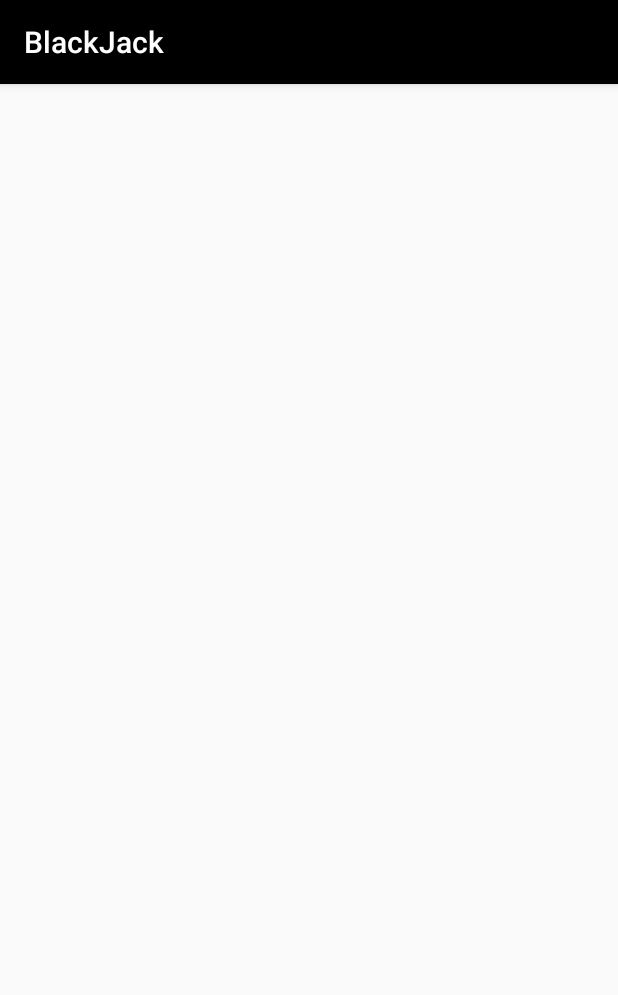
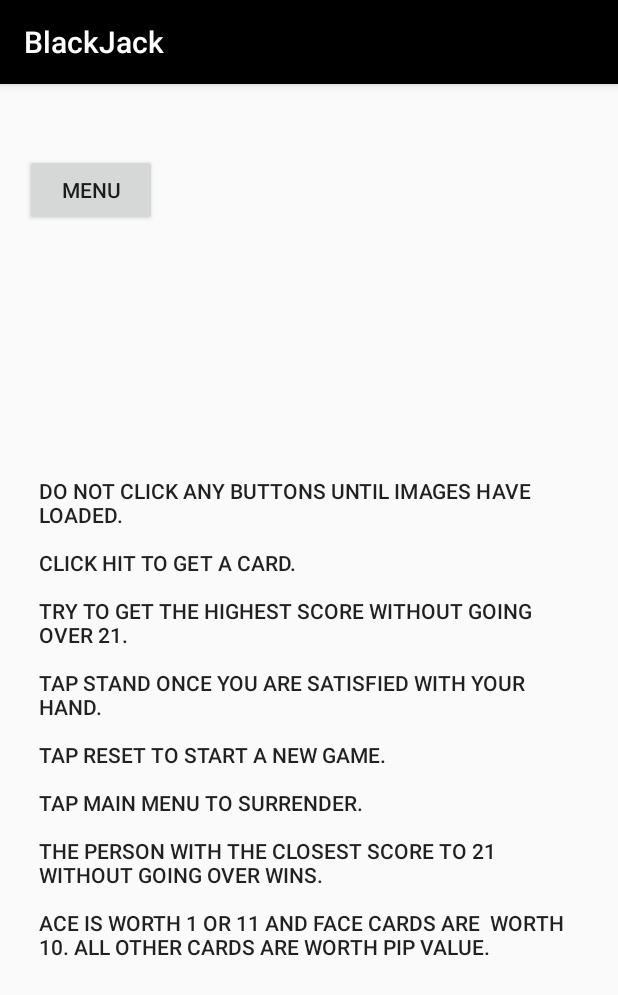
Before and after one commit to Egonzalez897/BlackJack, an Android app: the Instructions screen opened directly, with no data from a screen before it, on a phone screen of 412 x 824 dp. Shown: the top 995 px of the screen. Run offline under Robolectric (Android 15) with nearby library versions, the phone set to English and light mode, and no system bars; network calls fail.

Commit message:
Finished the instructions activity.

```diff
--- a/app/src/main/java/com/example/eduardogonzalez/blackjack/HomeScreen.java
+++ b/app/src/main/java/com/example/eduardogonzalez/blackjack/HomeScreen.java
@@ -14,10 +14,22 @@ public class HomeScreen extends AppCompatActivity {
     private Button cpu1;
     private Button cpu2;
     private Button cpu3;
-    private Button instr;
     private TextView name;
     private Switch difficultySwitch;
     private Switch cardSwitch;
+    private Button instruction;
+
+    /*
+    menu.setOnClickListener(new View.OnClickListener() {
+            @Override
+            public void onClick(View v) {
+                Intent i = new Intent(MainActivity.this, HomeScreen.class);
+                startActivity(i);
+
+            }
+        });
+     */
+
 
     @Override
     protected void onCreate(Bundle savedInstanceState) {
@@ -88,5 +100,15 @@ public class HomeScreen extends AppCompatActivity {
                 }
             }
         });
+
+        instruction = findViewById(R.id.instruction);
+        instruction.setOnClickListener(new View.OnClickListener() {
+            @Override
+            public void onClick(View v) {
+                Intent i = new Intent(HomeScreen.this, Instructions.class);
+                startActivity(i);
+
+            }
+        });
     }
 }
--- a/app/src/main/java/com/example/eduardogonzalez/blackjack/Instructions.java
+++ b/app/src/main/java/com/example/eduardogonzalez/blackjack/Instructions.java
@@ -1,15 +1,31 @@
 package com.example.eduardogonzalez.blackjack;
 
+import android.content.Intent;
 import android.support.v7.app.AppCompatActivity;
 import android.os.Bundle;
+import android.view.View;
+import android.widget.Button;
+import android.widget.TextView;
 
 public class Instructions extends AppCompatActivity {
+
+    private Button goHome;
 
     @Override
     protected void onCreate(Bundle savedInstanceState) {
         super.onCreate(savedInstanceState);
         setContentView(R.layout.activity_instructions);
 
+        goHome = findViewById(R.id.goHome);
+        goHome.setOnClickListener(new View.OnClickListener() {
+            @Override
+            public void onClick(View v) {
+                Intent i = new Intent(Instructions.this, HomeScreen.class);
+                startActivity(i);
+            }
+        });
+
+
         Bundle extras = getIntent().getExtras();
         // check to make sure it is not null
     }
--- a/app/src/main/java/com/example/eduardogonzalez/blackjack/MainActivity.java
+++ b/app/src/main/java/com/example/eduardogonzalez/blackjack/MainActivity.java
@@ -225,6 +225,10 @@ public class MainActivity extends AppCompatActivity {
                 Intent i = new Intent(MainActivity.this, MainActivity.class);
                 i.putExtra("cpu", numcpus);
                 i.putExtra("name", extras.getString("name"));
+
+                //WE NEED SOMETHING RIGHT HERE TO STOP THE GLITCH
+                /*i.putExtra("difficulty", difficult.isChecked());
+                i.putExtra("showCards", ShowCards.isChecked());*/
                 startActivity(i);
             }
         });
@@ -235,6 +239,7 @@ public class MainActivity extends AppCompatActivity {
             public void onClick(View v) {
                 Intent i = new Intent(MainActivity.this, HomeScreen.class);
                 startActivity(i);
+
             }
         });
 
--- a/app/src/main/res/layout/activity_instructions.xml
+++ b/app/src/main/res/layout/activity_instructions.xml
@@ -4,6 +4,43 @@
     xmlns:tools="http://schemas.android.com/tools"
     android:layout_width="match_parent"
     android:layout_height="match_parent"
+    android:minWidth="8dp"
     tools:context=".Instructions">
 
+
+    <TextView
+        android:id="@+id/textView2"
+        android:layout_width="360dp"
+        android:layout_height="372dp"
+        android:layout_marginBottom="8dp"
+        android:layout_marginEnd="8dp"
+        android:layout_marginLeft="8dp"
+        android:layout_marginRight="8dp"
+        android:layout_marginStart="8dp"
+        android:layout_marginTop="8dp"
+        android:text="DO NOT CLICK ANY BUTTONS UNTIL IMAGES HAVE LOADED. \n\nClick hit to get a card. \n\nTry to get the highest score without going over 21. \n\nTap stand once you are satisfied with your hand.\n\nTap reset to start a new game. \n\nTap main menu to surrender. \n\nThe person with the closest score to 21 without going over wins. \n\nAce is worth 1 or 11 and face cards are  worth 10. All other cards are worth pip value."
+        android:textAppearance="@style/TextAppearance.AppCompat.Button"
+        app:layout_constraintBottom_toBottomOf="parent"
+        app:layout_constraintEnd_toEndOf="parent"
+        app:layout_constraintStart_toStartOf="parent"
+        app:layout_constraintTop_toTopOf="parent"
+        app:layout_constraintVertical_bias="0.666" />
+
+    <Button
+        android:id="@+id/goHome"
+        android:layout_width="wrap_content"
+        android:layout_height="wrap_content"
+        android:layout_marginBottom="8dp"
+        android:layout_marginEnd="8dp"
+        android:layout_marginLeft="8dp"
+        android:layout_marginRight="8dp"
+        android:layout_marginStart="8dp"
+        android:layout_marginTop="8dp"
+        android:text="Menu"
+        app:layout_constraintBottom_toBottomOf="parent"
+        app:layout_constraintEnd_toEndOf="parent"
+        app:layout_constraintHorizontal_bias="0.028"
+        app:layout_constraintStart_toStartOf="parent"
+        app:layout_constraintTop_toTopOf="parent"
+        app:layout_constraintVertical_bias="0.055" />
 </android.support.constraint.ConstraintLayout>
```
